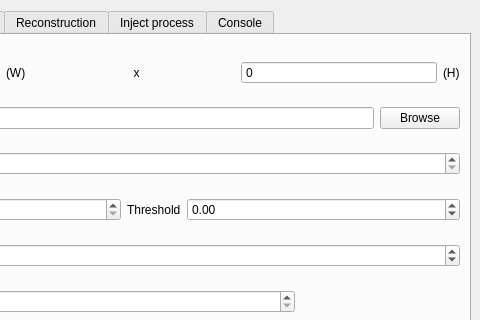
The window that share/imblproc/imbl-ui.ui (AustralianSynchrotron/imblproc) describes before a commit, drawn with Qt 5; both pictures show x 296 to 776 and y 0 to 320 of the 776 by 477 pixel window.
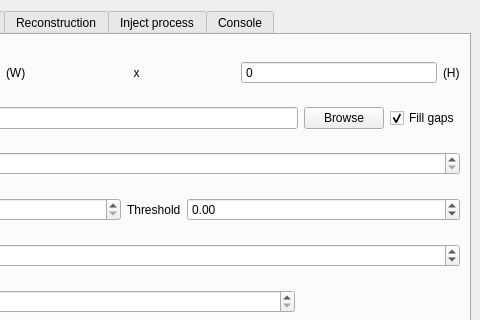
The same window after the commit. The open tabs and pages were chosen to show the change. Icons and pictures are not drawn.

Commit message: modified:   bin/imbl-stitch.sh 	modified:   share/imblproc/imbl-ui.py 	modified:   share/imblproc/imbl-ui.ui

Diff of the .ui file:
```diff
--- a/share/imblproc/imbl-ui.ui
+++ b/share/imblproc/imbl-ui.ui
@@ -949,6 +949,22 @@
             </property>
            </widget>
           </item>
+          <item>
+           <widget class="QCheckBox" name="fillGaps">
+            <property name="toolTip">
+             <string>If gaps (0 pixels) are present in the mask, gap-fill algorithm is applied where they are left after stitching.</string>
+            </property>
+            <property name="text">
+             <string>Fill gaps</string>
+            </property>
+            <property name="checked">
+             <bool>true</bool>
+            </property>
+            <property name="SaveInConfig" stdset="0">
+             <number>0</number>
+            </property>
+           </widget>
+          </item>
          </layout>
         </item>
         <item row="0" column="0">
```
Left out of the diff: 6 changed lines with no effect on the pictures. The commit also changes 2 other files.
